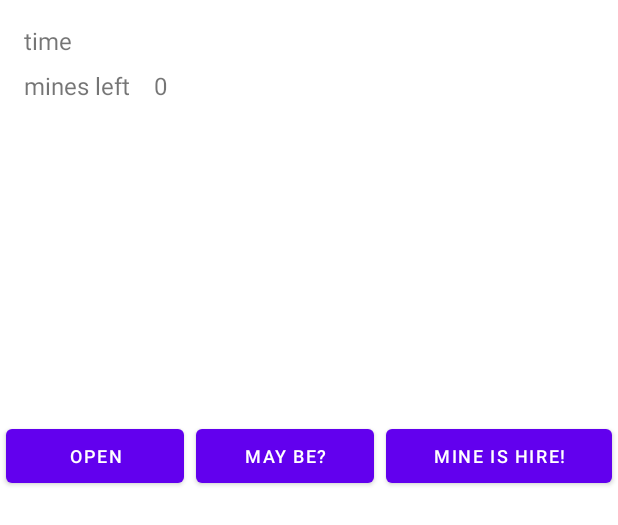
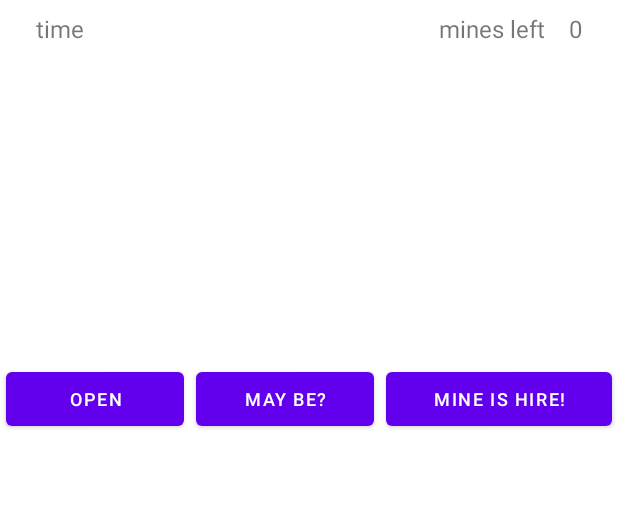
Before and after one commit to chicony83/SapperGame, an Android app: the layout activity_game.xml on its own in the app's theme, with its tools: preview values and no code run, on a phone screen of 412 x 824 dp. Shown: the top 525 px of the screen. Run offline under Robolectric (Android 15) with nearby library versions, the light colour scheme and no system bars.

Commit message:
loose game changed

```diff
--- a/app/src/main/AndroidManifest.xml
+++ b/app/src/main/AndroidManifest.xml
@@ -12,7 +12,7 @@
         <activity
             android:name=".GameActivity"
             android:label="@string/title_activity_game"
-            android:theme="@style/Theme.SapperGame" />
+            android:theme="@style/Theme.SapperGame.NoActionBar" />
         <activity android:name=".MainActivity">
             <intent-filter>
                 <action android:name="android.intent.action.MAIN" />
--- a/app/src/main/java/com/chico/sapper/GameActivity.kt
+++ b/app/src/main/java/com/chico/sapper/GameActivity.kt
@@ -68,6 +68,7 @@ class GameActivity : AppCompatActivity(), View.OnClickListener {
 
     private var isLoose: Boolean = false
     private var isWin: Boolean = false
+    private var isShowEndGameMessage = false
 
     private var timeStart by Delegates.notNull<Long>()
     private var timeCurrent by Delegates.notNull<Long>()
@@ -225,6 +226,11 @@ class GameActivity : AppCompatActivity(), View.OnClickListener {
                     touch.xTouch = m.x.toInt()
                     nextMove()
                 }
+            }
+        }
+        if (isShowEndGameMessage){
+            if (isLoose){
+                looseGameMessageLayout.visibility = View.VISIBLE
             }
         }
     }
@@ -407,7 +413,11 @@ class GameActivity : AppCompatActivity(), View.OnClickListener {
         }
         if (isLoose) {
 
-            looseGameMessageLayout.visibility = View.VISIBLE
+            CoroutineScope(Dispatchers.IO).launch {
+                delay(500)
+                isShowEndGameMessage = true
+            }
+
         }
     }
 
--- a/app/src/main/res/layout/activity_game.xml
+++ b/app/src/main/res/layout/activity_game.xml
@@ -1,82 +1,57 @@
 <?xml version="1.0" encoding="utf-8"?>
-<LinearLayout
-    android:orientation="vertical"
-    xmlns:android="http://schemas.android.com/apk/res/android"
+<androidx.constraintlayout.widget.ConstraintLayout xmlns:android="http://schemas.android.com/apk/res/android"
     xmlns:app="http://schemas.android.com/apk/res-auto"
     xmlns:tools="http://schemas.android.com/tools"
     android:layout_width="match_parent"
     android:layout_height="match_parent"
+    android:orientation="vertical"
     tools:context=".GameActivity">
 
-    <androidx.constraintlayout.widget.ConstraintLayout
-        android:id="@+id/constraintLayout2"
-        android:layout_width="match_parent"
-        android:layout_height="wrap_content"
-        android:layout_margin="@dimen/marginNormal"
-        android:orientation="vertical"
-        app:layout_constraintEnd_toEndOf="parent"
-        app:layout_constraintStart_toStartOf="parent"
-        app:layout_constraintTop_toTopOf="parent">
-
-
-        <TextView
-            android:id="@+id/textView"
-            android:layout_width="wrap_content"
-            android:layout_height="wrap_content"
-            android:layout_margin="@dimen/marginNormal"
-            android:text="time"
-            android:textSize="@dimen/H2"
-            app:layout_constraintStart_toStartOf="parent"
-            app:layout_constraintTop_toTopOf="parent" />
-
-        <TextView
-            android:id="@+id/time_passed_value"
-            android:layout_width="wrap_content"
-            android:layout_height="wrap_content"
-            android:layout_marginStart="@dimen/marginDouble"
-            app:layout_constraintBottom_toBottomOf="@+id/textView"
-            app:layout_constraintStart_toEndOf="@+id/textView"
-            app:layout_constraintTop_toTopOf="@+id/textView" />
-
-        <TextView
-            android:id="@+id/textView2"
-            android:layout_width="wrap_content"
-            android:layout_height="wrap_content"
-            android:layout_marginTop="@dimen/marginNormal"
-            android:text="mines left"
-            android:textSize="@dimen/H2"
-            app:layout_constraintBottom_toBottomOf="parent"
-            app:layout_constraintStart_toStartOf="@+id/textView"
-            app:layout_constraintTop_toBottomOf="@+id/textView" />
-
-        <TextView
-            android:id="@+id/mines_left_value"
-            android:layout_width="wrap_content"
-            android:layout_height="wrap_content"
-            android:layout_marginStart="@dimen/marginDouble"
-            android:text="0"
-            android:textSize="@dimen/H2"
-            app:layout_constraintBottom_toBottomOf="parent"
-            app:layout_constraintStart_toEndOf="@+id/textView2"
-            app:layout_constraintTop_toTopOf="@+id/textView2" />
-    </androidx.constraintlayout.widget.ConstraintLayout>
+    <include
+        android:id="@+id/informationLayout"
+        layout="@layout/layout_information"
+        app:layout_constraintTop_toTopOf="parent"
+        tools:layout_editor_absoluteX="8dp" />
 
     <RelativeLayout
         android:id="@+id/game_elements_holder"
         android:layout_width="match_parent"
-        android:layout_height="200dp">
+        android:layout_height="200dp"
+        app:layout_constraintTop_toBottomOf="@+id/informationLayout">
 
     </RelativeLayout>
 
-    <include
-        layout="@layout/layout_game_buttons" />
+    <LinearLayout
+        android:layout_width="match_parent"
+        android:layout_height="wrap_content"
+        android:orientation="horizontal"
+        app:layout_constraintTop_toBottomOf="@+id/game_elements_holder"
+        tools:ignore="MissingConstraints">
+
+        <Button
+            android:id="@+id/button_open"
+            style="@style/GameFlags"
+            android:text="@string/buttonOpen_text" />
+
+        <Button
+            android:id="@+id/button_mayBe"
+            style="@style/GameFlags"
+            android:text="@string/buttonMayBe_text" />
+
+        <Button
+            android:id="@+id/button_mineIsHire"
+            style="@style/GameFlags"
+            android:text="@string/buttonMineIsHere_text" />
+
+    </LinearLayout>
 
     <include
         layout="@layout/layout_loose_game"
-        android:visibility="gone" />
+        android:visibility="gone"
+        />
 
     <include
         layout="@layout/layout_win_game"
         android:visibility="gone" />
 
-</LinearLayout>
+</androidx.constraintlayout.widget.ConstraintLayout>
--- a/app/src/main/res/layout/layout_game_buttons.xml
+++ /dev/null
@@ -1,24 +0,0 @@
-<?xml version="1.0" encoding="utf-8"?>
-<LinearLayout
-    xmlns:android="http://schemas.android.com/apk/res/android"
-    android:layout_width="match_parent"
-    android:layout_height="wrap_content"
-    android:id="@+id/buttonsGame_layout">
-
-    <Button
-        android:id="@+id/button_open"
-        style="@style/GameFlags"
-        android:text="@string/buttonOpen_text" />
-
-    <Button
-        android:id="@+id/button_mayBe"
-        style="@style/GameFlags"
-        android:text="@string/buttonMayBe_text" />
-
-    <Button
-        android:id="@+id/button_mineIsHire"
-        style="@style/GameFlags"
-        android:text="@string/buttonMineIsHere_text" />
-
-
-</LinearLayout>
--- /dev/null
+++ b/app/src/main/res/layout/layout_information.xml
@@ -0,0 +1,56 @@
+<?xml version="1.0" encoding="utf-8"?>
+<androidx.constraintlayout.widget.ConstraintLayout
+    xmlns:android="http://schemas.android.com/apk/res/android"
+    xmlns:app="http://schemas.android.com/apk/res-auto"
+    xmlns:tools="http://schemas.android.com/tools"
+    android:layout_width="match_parent"
+    android:layout_height="wrap_content"
+    android:layout_margin="@dimen/marginNormal"
+    android:paddingBottom="@dimen/marginNormal"
+    android:paddingTop="@dimen/marginNormal"
+    android:orientation="vertical">
+
+    <TextView
+        android:id="@+id/timePassed"
+        android:layout_width="wrap_content"
+        android:layout_height="wrap_content"
+        android:layout_marginStart="@dimen/marginDouble"
+        android:text="@string/time"
+        android:textSize="@dimen/H2"
+        app:layout_constraintStart_toStartOf="parent"
+        app:layout_constraintTop_toTopOf="parent" />
+
+    <TextView
+        android:id="@+id/time_passed_value"
+        app:layout_constraintBottom_toBottomOf="@+id/timePassed"
+        app:layout_constraintStart_toEndOf="@+id/timePassed"
+        app:layout_constraintTop_toTopOf="@+id/timePassed"
+        tools:text="0:0:25"
+        android:layout_width="wrap_content"
+        android:layout_height="wrap_content"
+        android:layout_marginStart="@dimen/marginDouble" />
+
+    <TextView
+        android:id="@+id/textView2"
+        android:layout_width="wrap_content"
+        android:layout_height="wrap_content"
+        android:layout_marginEnd="@dimen/marginDouble"
+        android:text="@string/minesLeft"
+        android:textSize="@dimen/H2"
+        app:layout_constraintBottom_toBottomOf="@+id/mines_left_value"
+        app:layout_constraintEnd_toStartOf="@+id/mines_left_value"
+        app:layout_constraintTop_toTopOf="@+id/mines_left_value" />
+
+    <TextView
+        tools:text="100"
+        android:id="@+id/mines_left_value"
+        android:layout_width="wrap_content"
+        android:layout_height="wrap_content"
+        android:text="0"
+        android:textSize="@dimen/H2"
+        android:layout_marginEnd="@dimen/marginDouble"
+        app:layout_constraintBottom_toBottomOf="parent"
+        app:layout_constraintEnd_toEndOf="parent"
+        app:layout_constraintTop_toTopOf="parent" />
+
+</androidx.constraintlayout.widget.ConstraintLayout>
--- a/app/src/main/res/values/strings.xml
+++ b/app/src/main/res/values/strings.xml
@@ -19,5 +19,7 @@
     <string name="toastText_openCell">Open</string>
     <string name="toastText_mayBeMineIsHere">May be</string>
     <string name="toastText_mineHire">Are you sure?</string>
+    <string name="minesLeft">mines left</string>
+    <string name="time">time</string>
 
 </resources>
```
Also changed, not shown: 1 other file.
